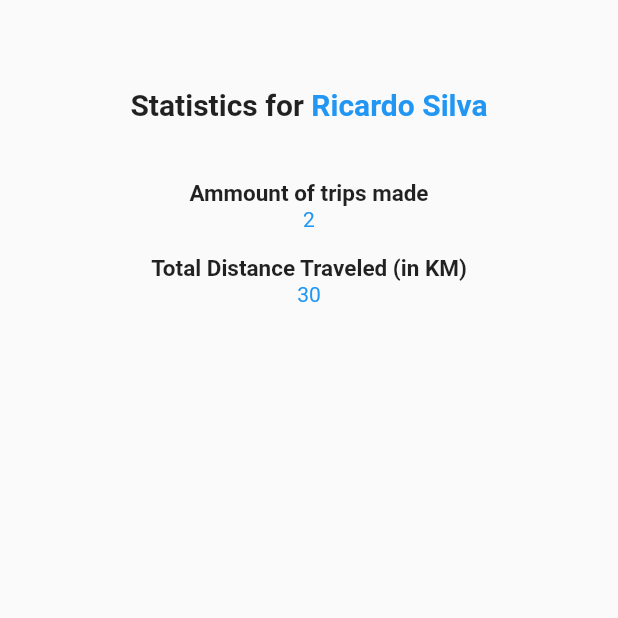
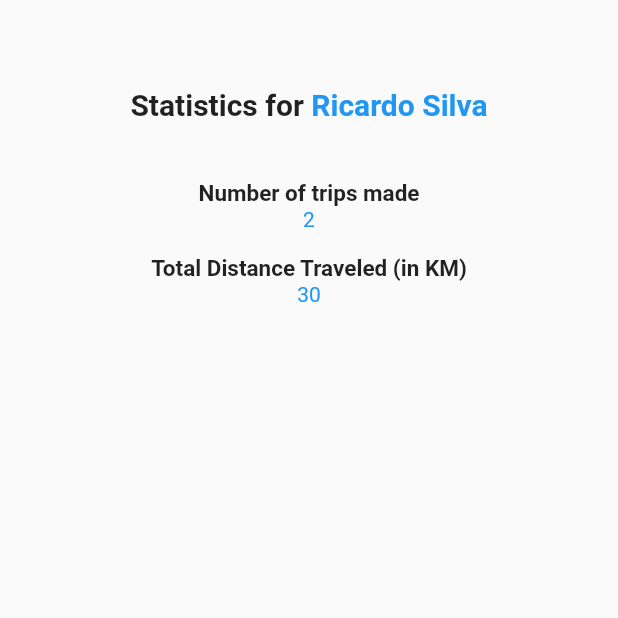
Before and after one commit to RodrigoSantosgit/TripFinder, a Flutter app: the Stat screen opened directly, on a phone screen of 412 x 824 dp, the top half of it. Run offline on Flutter 3.47's test engine with Material 2 defaults, Android fonts, the phone set to English and light mode, and no system bars; our stand-ins replace google_maps_flutter; network calls fail.

Commit message:
Update main.dart

```diff
--- a/tripfinder/lib/main.dart
+++ b/tripfinder/lib/main.dart
@@ -397,7 +397,7 @@ class _Stat extends State<Stat> {
                 child: Column(
                     children: <Widget>[
                       const Text(
-                        'Ammount of trips made',
+                        'Number of trips made',
                         style: typeStyle,
                       ),
                       Text(
```
